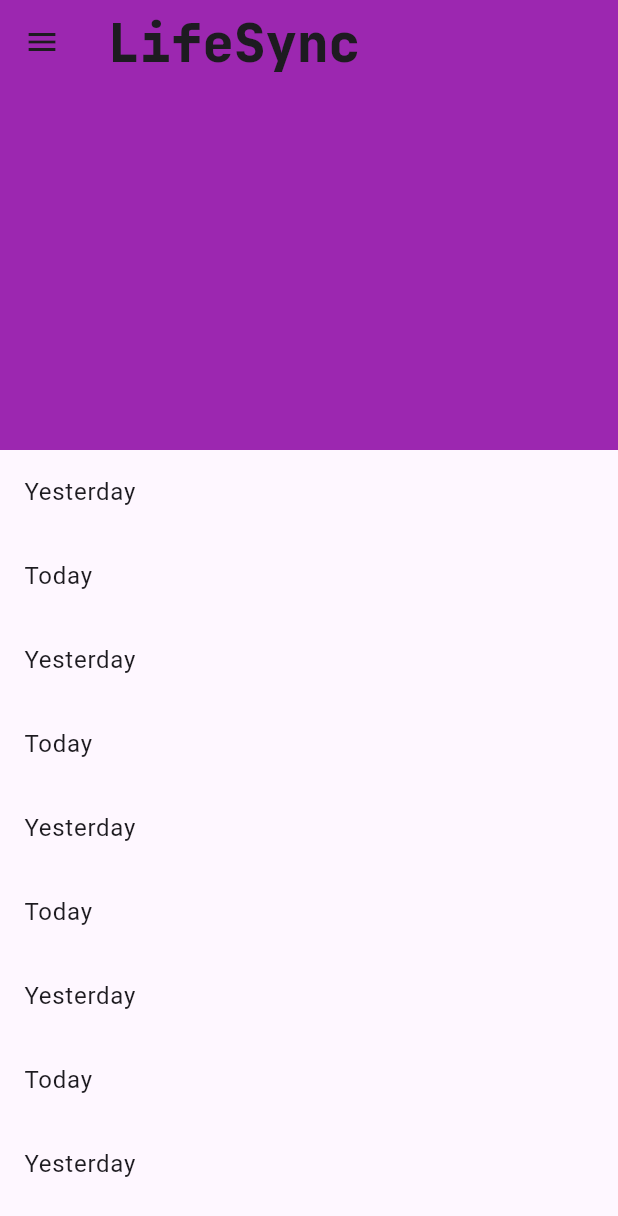
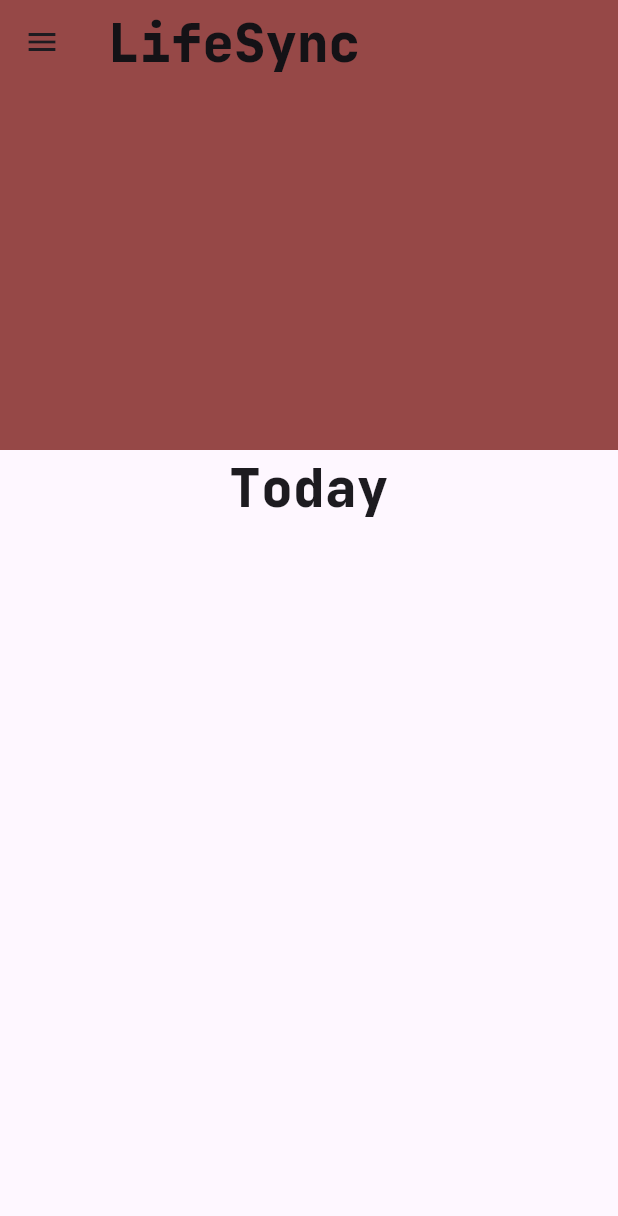
Before and after one commit to all-coder/expense.io, a Flutter app: the screen it shows after launch, on a phone screen of 412 x 824 dp. Shown: the top 1216 px of the screen. Run offline on Flutter 3.47's test engine with Material 3 defaults, Android fonts, the phone set to English and light mode, and no system bars; our stand-ins replace google_fonts.

Commit message:
implemeted pageview widget into customscrolviewwidget successfully

```diff
--- a/lib/main.dart
+++ b/lib/main.dart
@@ -19,7 +19,7 @@ class MyApp extends StatelessWidget {
   // This widget is the root of your application.
   @override
   Widget build(BuildContext context) {
-    return MaterialApp(
+    return const MaterialApp(
       debugShowCheckedModeBanner: false,
       home: Home(),
     );
--- a/lib/screens/home.dart
+++ b/lib/screens/home.dart
@@ -1,5 +1,6 @@
 import 'package:flutter/material.dart';
 import 'package:google_fonts/google_fonts.dart';
+import 'package:proj_13/widgets/expense.dart';
 
 const text = ["Yesterday", "Today"];
 
@@ -12,25 +13,22 @@ class Home extends StatelessWidget {
       body: CustomScrollView(
         slivers: [
           SliverAppBar(
-            backgroundColor: Colors.purple,
+            backgroundColor: const Color(0xff964847),
             title: Text(
               "LifeSync",
-              style: GoogleFonts.jetBrainsMono(fontSize: 35,fontWeight: FontWeight.w800),
+              style: GoogleFonts.jetBrainsMono(
+                fontSize: 35,
+                fontWeight: FontWeight.w800,
+                color: const Color(0xff141216),
+              ),
             ),
             leading: const Icon(Icons.menu),
             expandedHeight: 300,
             floating: false,
             pinned: true,
           ),
-          SliverList(
-            delegate: SliverChildBuilderDelegate(
-              (BuildContext context, int index) {
-                return ListTile(
-                  title: Text(text[index % text.length]),
-                );
-              },
-              childCount: 20,
-            ),
+          const SliverToBoxAdapter(
+            child: Expense(),
           ),
         ],
       ),
--- a/lib/widgets/expense.dart
+++ b/lib/widgets/expense.dart
@@ -2,9 +2,9 @@ import 'package:flutter/material.dart';
 import 'package:google_fonts/google_fonts.dart';
 
 class Expense extends StatefulWidget {
+  const Expense({super.key});
   @override
   State<StatefulWidget> createState() {
-    // TODO: implement createState
     return _ExpenseState();
   }
 }
@@ -15,7 +15,8 @@ class _ExpenseState extends State<Expense> {
   final pageController = PageController(initialPage: 1);
   @override
   Widget build(BuildContext context) {
-    return Expanded(
+    return Container(
+      height: MediaQuery.of(context).size.height,
       child: PageView.builder(
         controller: pageController,
         scrollDirection: Axis.horizontal,
```
